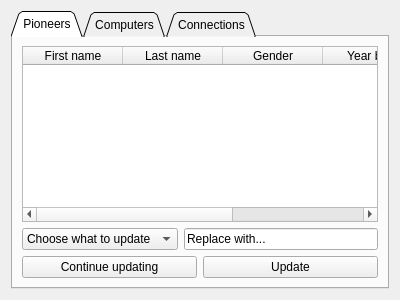
First picture: the form in hoopergui/update_widget.ui, repository VLN1-15-30/fall-project, before the edit.
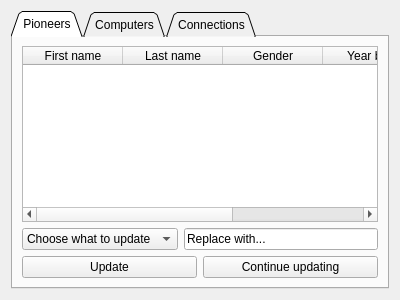
Second picture: the form after the edit.

```diff
--- a/hoopergui/update_widget.ui
+++ b/hoopergui/update_widget.ui
@@ -110,16 +110,16 @@
        <item row="4" column="0">
         <layout class="QHBoxLayout" name="horizontalLayout_3">
          <item>
-          <widget class="QPushButton" name="updateAnotherPioneer">
+          <widget class="QPushButton" name="updatePioneer">
            <property name="text">
-            <string>Continue updating</string>
+            <string>Update</string>
            </property>
           </widget>
          </item>
          <item>
-          <widget class="QPushButton" name="updatePioneer">
+          <widget class="QPushButton" name="updateAnotherPioneer">
            <property name="text">
-            <string>Update</string>
+            <string>Continue updating</string>
            </property>
           </widget>
          </item>
```
